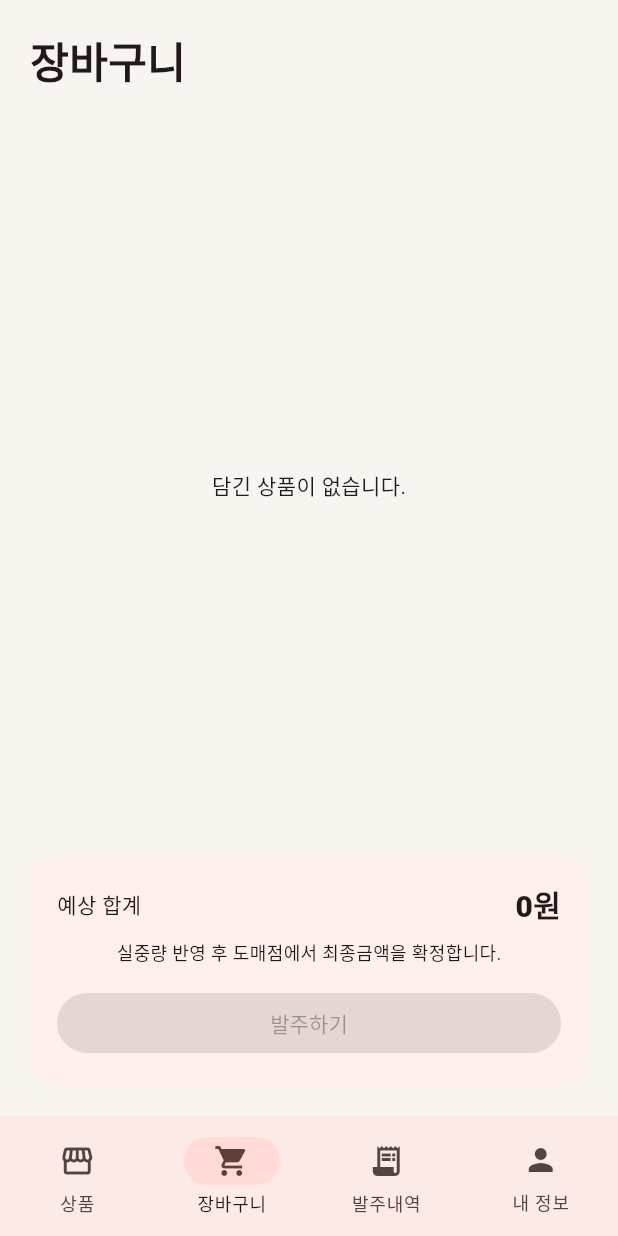
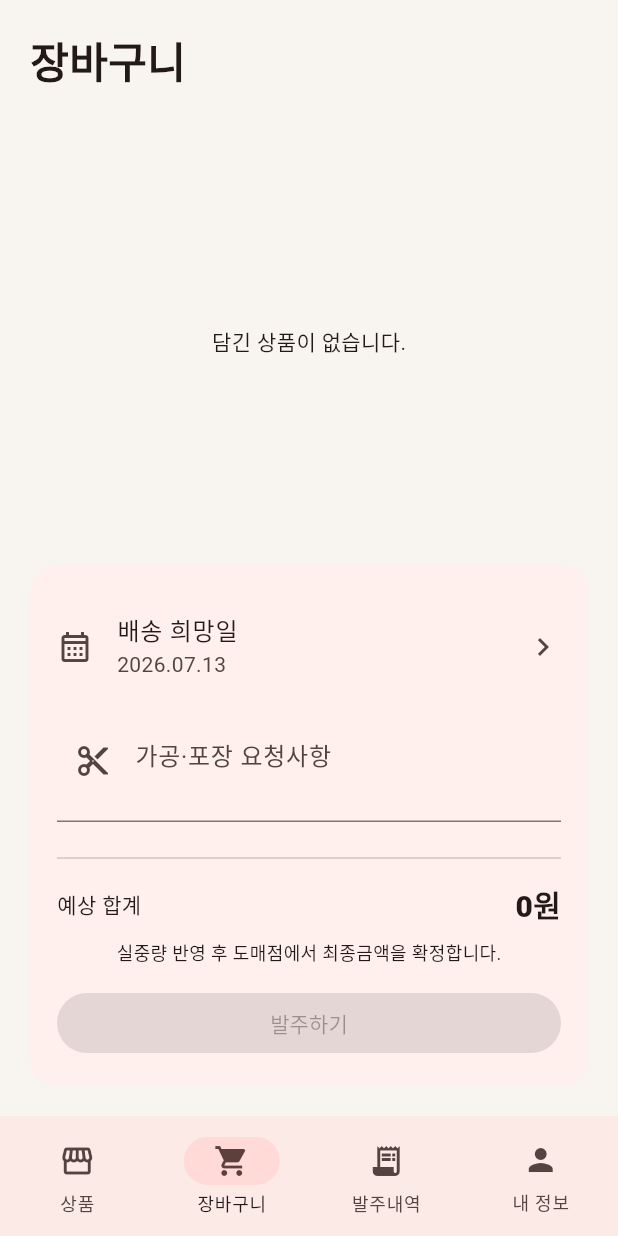
Before and after one commit to hellojun81/majang-order, a Flutter app: the MainShell screen opened directly, item 2 of the bottom bar chosen, on a phone screen of 412 x 824 dp. Run offline on Flutter 3.47's test engine with Material 3 defaults, Android fonts, the light colour scheme and no system bars.

Commit message:
feat: add delivery date and processing requests

```diff
--- a/lib/main.dart
+++ b/lib/main.dart
@@ -34,11 +34,20 @@ class OperationSettings {
 }
 
 class DemoOrder {
-  DemoOrder(this.number, this.lines, this.estimatedTotal, this.settings);
+  DemoOrder(
+    this.number,
+    this.lines,
+    this.estimatedTotal,
+    this.settings, {
+    required this.deliveryDate,
+    required this.processingRequest,
+  });
   final String number;
   final List<CartLine> lines;
   final int estimatedTotal;
   final OperationSettings settings;
+  final DateTime deliveryDate;
+  final String processingRequest;
   OrderStage stage = OrderStage.pending;
   int? finalTotal;
 }
@@ -52,6 +61,8 @@ class AppStore extends ChangeNotifier {
       .toList();
   final List<CartLine> cart = [];
   final List<DemoOrder> orders = [];
+  DateTime requestedDeliveryDate = DateTime.now().add(const Duration(days: 1));
+  String processingRequest = '';
   UserRole? signedInRole;
   bool retailerApproved = false;
 
@@ -108,6 +119,15 @@ class AppStore extends ChangeNotifier {
         (total, line) => total + line.product.price * line.quantity,
       );
 
+  void setDeliveryDate(DateTime value) {
+    requestedDeliveryDate = value;
+    notifyListeners();
+  }
+
+  void setProcessingRequest(String value) {
+    processingRequest = value;
+  }
+
   void placeOrder() {
     if (cart.isEmpty) return;
     orders.insert(
@@ -117,9 +137,13 @@ class AppStore extends ChangeNotifier {
         cart.map((line) => CartLine(line.product, quantity: line.quantity)).toList(),
         cartTotal,
         settings.snapshot(),
+        deliveryDate: requestedDeliveryDate,
+        processingRequest: processingRequest.trim(),
       ),
     );
     cart.clear();
+    requestedDeliveryDate = DateTime.now().add(const Duration(days: 1));
+    processingRequest = '';
     notifyListeners();
   }
 
@@ -530,6 +554,17 @@ class ProductsPage extends StatelessWidget {
 class CartPage extends StatelessWidget {
   const CartPage({super.key});
 
+  Future<void> _selectDeliveryDate(BuildContext context, AppStore store) async {
+    final selected = await showDatePicker(
+      context: context,
+      initialDate: store.requestedDeliveryDate,
+      firstDate: DateTime.now(),
+      lastDate: DateTime.now().add(const Duration(days: 60)),
+      helpText: '배송 희망일 선택',
+    );
+    if (selected != null) store.setDeliveryDate(selected);
+  }
+
   @override
   Widget build(BuildContext context) {
     final store = StoreScope.of(context);
@@ -570,6 +605,28 @@ class CartPage extends StatelessWidget {
               padding: const EdgeInsets.all(18),
               child: Column(
                 children: [
+                  ListTile(
+                    contentPadding: EdgeInsets.zero,
+                    leading: const Icon(Icons.calendar_month_outlined),
+                    title: const Text('배송 희망일'),
+                    subtitle: Text(dateText(store.requestedDeliveryDate)),
+                    trailing: const Icon(Icons.chevron_right),
+                    onTap: () => _selectDeliveryDate(context, store),
+                  ),
+                  TextField(
+                    minLines: 2,
+                    maxLines: 3,
+                    onChanged: store.setProcessingRequest,
+                    decoration: const InputDecoration(
+                      labelText: '가공·포장 요청사항',
+                      hintText: '예: 15mm 절단, 지방 제거, 1kg씩 진공포장',
+                      prefixIcon: Icon(Icons.content_cut),
+                      alignLabelWithHint: true,
+                    ),
+                  ),
+                  const SizedBox(height: 16),
+                  const Divider(),
+                  const SizedBox(height: 8),
                   Row(mainAxisAlignment: MainAxisAlignment.spaceBetween, children: [
                     const Text('예상 합계'),
                     Text('${money(store.cartTotal)}원', style: const TextStyle(fontSize: 20, fontWeight: FontWeight.w800)),
@@ -667,6 +724,26 @@ class OrdersPage extends StatelessWidget {
                     Text(order.lines.map((line) => '${line.product.name} ${line.quantity}${line.product.unit}').join(' · ')),
                     const SizedBox(height: 10),
                     Text('예상금액 ${money(order.estimatedTotal)}원'),
+                    const SizedBox(height: 6),
+                    Row(
+                      children: [
+                        const Icon(Icons.calendar_today_outlined, size: 16),
+                        const SizedBox(width: 6),
+                        Text('배송 희망일 ${dateText(order.deliveryDate)}'),
+                      ],
+                    ),
+                    if (order.processingRequest.isNotEmpty) ...[
+                      const SizedBox(height: 6),
+                      Container(
+                        width: double.infinity,
+                        padding: const EdgeInsets.all(10),
+                        decoration: BoxDecoration(
+                          color: const Color(0xFFF8F0EC),
+                          borderRadius: BorderRadius.circular(10),
+                        ),
+                        child: Text('요청: ${order.processingRequest}'),
+                      ),
+                    ],
                     if (order.finalTotal != null)
                       Text('최종금액 ${money(order.finalTotal!)}원', style: const TextStyle(fontWeight: FontWeight.w800)),
                     if (isAdmin && order.stage == OrderStage.pending) ...[
@@ -939,3 +1016,6 @@ String money(int value) {
   }
   return buffer.toString();
 }
+
+String dateText(DateTime value) =>
+    '${value.year}.${value.month.toString().padLeft(2, '0')}.${value.day.toString().padLeft(2, '0')}';
```
Also changed, not shown: 1 other file.
